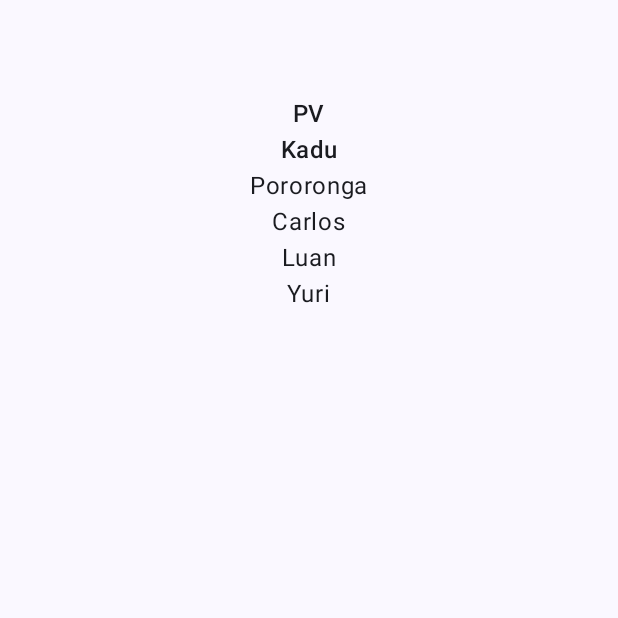
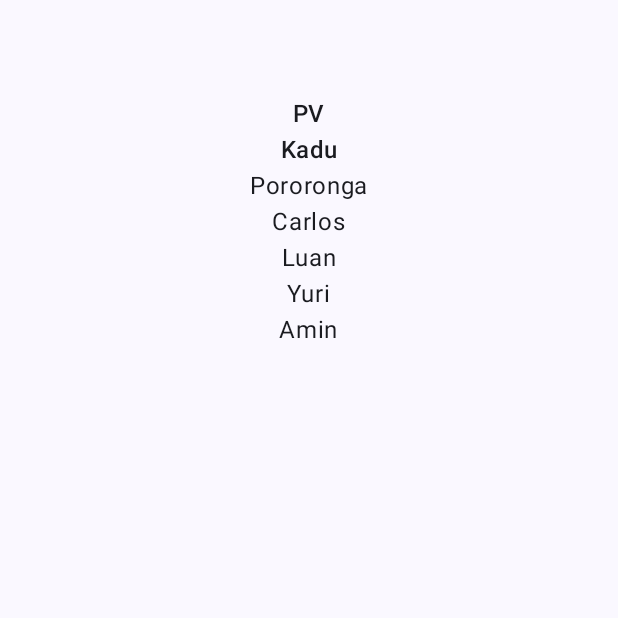
Before and after one commit to KaduCmK/Colabs, an Android app built with Jetpack Compose: the screen it shows after launch (MainActivity), on a phone screen of 412 x 824 dp, the top half of it. Run offline under Robolectric (Android 15) with nearby library versions, the phone set to English and light mode, and no system bars.

Commit message:
Botei meu nome povão

```diff
--- a/app/src/main/java/com/example/colabs/MainActivity.kt
+++ b/app/src/main/java/com/example/colabs/MainActivity.kt
@@ -48,6 +48,7 @@ fun Greeting(name: String, modifier: Modifier = Modifier) {
         Text(text = "Carlos")
         Text(text = "Luan")
         Text(text = "Yuri")
+        Text(text = "Amin")
     }
 }
 
```
